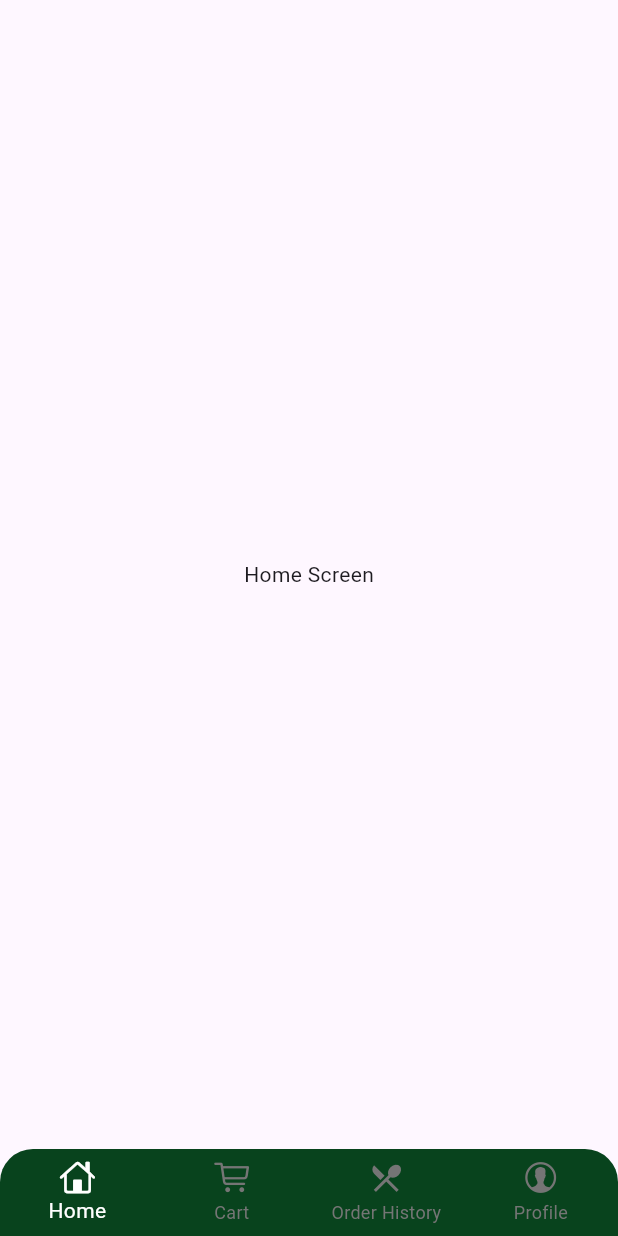
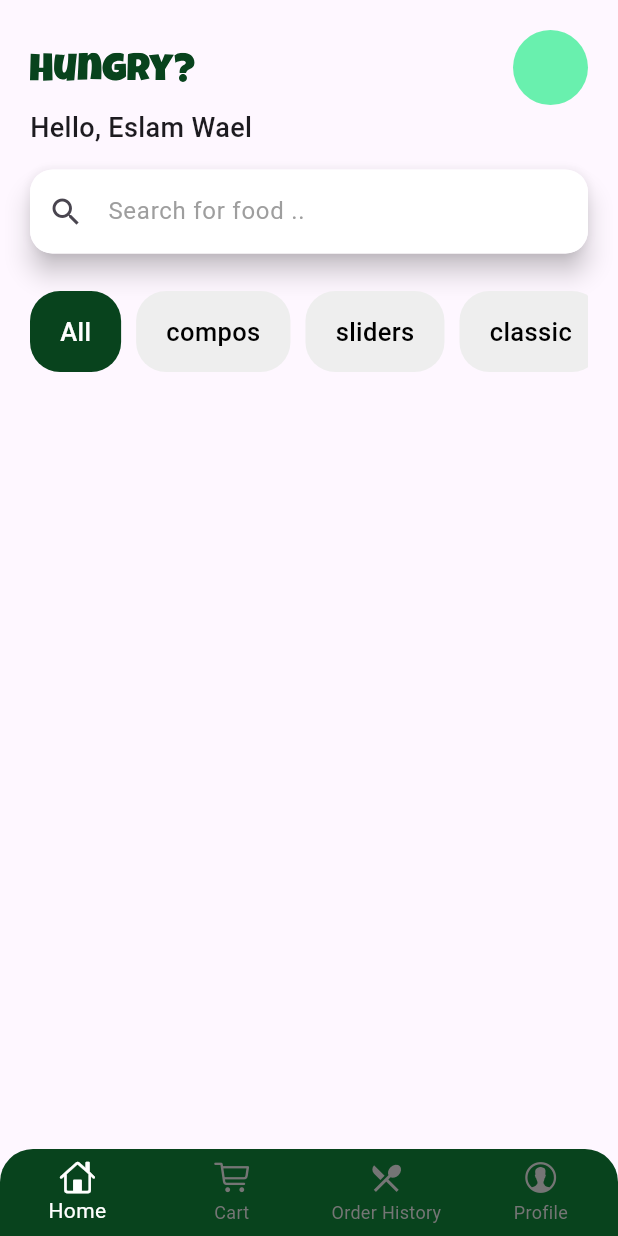
Before and after one commit to eslamwael22/Foodie, a Flutter app: the screen it shows after launch, on a phone screen of 412 x 824 dp. Run offline on Flutter 3.47's test engine with Material 3 defaults, Android fonts, the phone set to English and light mode, and no system bars; our stand-ins replace flutter_svg, gap, go_router.

Commit message:
implement UI layout and search bar and categories

```diff
--- a/lib/features/home/views/home_view.dart
+++ b/lib/features/home/views/home_view.dart
@@ -1,11 +1,108 @@
-import 'package:flutter/cupertino.dart';
 import 'package:flutter/material.dart';
+import 'package:flutter_svg/flutter_svg.dart';
+import 'package:foodie/core/constants/app_colors.dart';
+import 'package:foodie/core/widgets/custom_text.dart';
+import 'package:foodie/features/home/widgets/search_Text_Filed.dart';
+import 'package:gap/gap.dart';
 
-class HomeView extends StatelessWidget {
+class HomeView extends StatefulWidget {
   const HomeView({super.key});
 
   @override
+  State<HomeView> createState() => _HomeViewState();
+}
+
+class _HomeViewState extends State<HomeView> {
+  List<String> categories = ['All', 'compos', 'sliders', 'classic', 'pizzas'];
+  int currentIndex = 0;
+  @override
   Widget build(BuildContext context) {
-    return Scaffold(body: const Center(child: Text('Home Screen')));
+    return GestureDetector(
+      onTap: () => FocusManager.instance.primaryFocus?.unfocus(),
+      child: Scaffold(
+        body: SafeArea(
+          child: Padding(
+            padding: const EdgeInsets.symmetric(horizontal: 20),
+            child: Column(
+              crossAxisAlignment: CrossAxisAlignment.start,
+              children: [
+                const Gap(20),
+                Row(
+                  children: [
+                    SvgPicture.asset(
+                      'assets/images/Hungry_.svg',
+                      width: 110,
+                      height: 30,
+                      color: AppColors.primary,
+                    ),
+
+                    const Spacer(),
+
+                    const CircleAvatar(
+                      radius: 25,
+                      backgroundColor: Colors.greenAccent,
+                    ),
+                  ],
+                ),
+
+                const Gap(2),
+
+                const CustomText(
+                  text: 'Hello, Eslam Wael',
+                  fontSize: 18,
+                  fontWeight: FontWeight.w500,
+                ),
+
+                const Gap(15),
+
+                Searchtextfiled(
+                  hintText: 'Search for food ..',
+                  icon: Icons.search,
+                ),
+                const Gap(25),
+                SingleChildScrollView(
+                  scrollDirection: Axis.horizontal,
+                  child: Row(
+                    children: List.generate(
+                      categories.length,
+                      (index) => Padding(
+                        padding: const EdgeInsets.only(right: 10),
+                        child: GestureDetector(
+                          onTap: () {
+                            setState(() {
+                              currentIndex = index;
+                            });
+                          },
+                          child: Container(
+                            decoration: BoxDecoration(
+                              color: currentIndex == index
+                                  ? AppColors.primary
+                                  : Colors.grey.shade200,
+                              borderRadius: BorderRadius.circular(20),
+                            ),
+                            padding: const EdgeInsets.symmetric(
+                              horizontal: 20,
+                              vertical: 15,
+                            ),
+                            child: CustomText(
+                              text: categories[index],
+                              fontSize: 17,
+                              fontWeight: FontWeight.w500,
+                              color: currentIndex == index
+                                  ? Colors.white
+                                  : Colors.black,
+                            ),
+                          ),
+                        ),
+                      ),
+                    ),
+                  ),
+                ),
+              ],
+            ),
+          ),
+        ),
+      ),
+    );
   }
 }
--- /dev/null
+++ b/lib/features/home/widgets/search_Text_Filed.dart
@@ -0,0 +1,37 @@
+import 'package:flutter/material.dart';
+
+class Searchtextfiled extends StatelessWidget {
+  final String hintText;
+  final IconData icon;
+  const Searchtextfiled({
+    super.key,
+    required this.hintText,
+    required this.icon,
+  });
+
+  @override
+  Widget build(BuildContext context) {
+    return Material(
+      borderRadius: BorderRadius.circular(15),
+      elevation: 7,
+      child: TextField(
+        keyboardType: TextInputType.name,
+        decoration: InputDecoration(
+          hintText: hintText,
+          hintStyle: TextStyle(color: Colors.grey),
+          fillColor: Colors.white,
+          enabledBorder: OutlineInputBorder(
+            borderSide: BorderSide.none,
+            borderRadius: BorderRadius.circular(15),
+          ),
+          filled: true,
+          prefixIcon: Icon(icon),
+          border: OutlineInputBorder(
+            borderRadius: BorderRadius.circular(20),
+            borderSide: BorderSide.none,
+          ),
+        ),
+      ),
+    );
+  }
+}
--- a/lib/roots.dart
+++ b/lib/roots.dart
@@ -47,7 +47,6 @@ class _RootsState extends State<Roots> {
               icon: Icon(Icons.local_restaurant_outlined),
               label: 'Order History',
             ),
-
             BottomNavigationBarItem(
               icon: Icon(CupertinoIcons.person_alt_circle),
               label: 'Profile',
```
